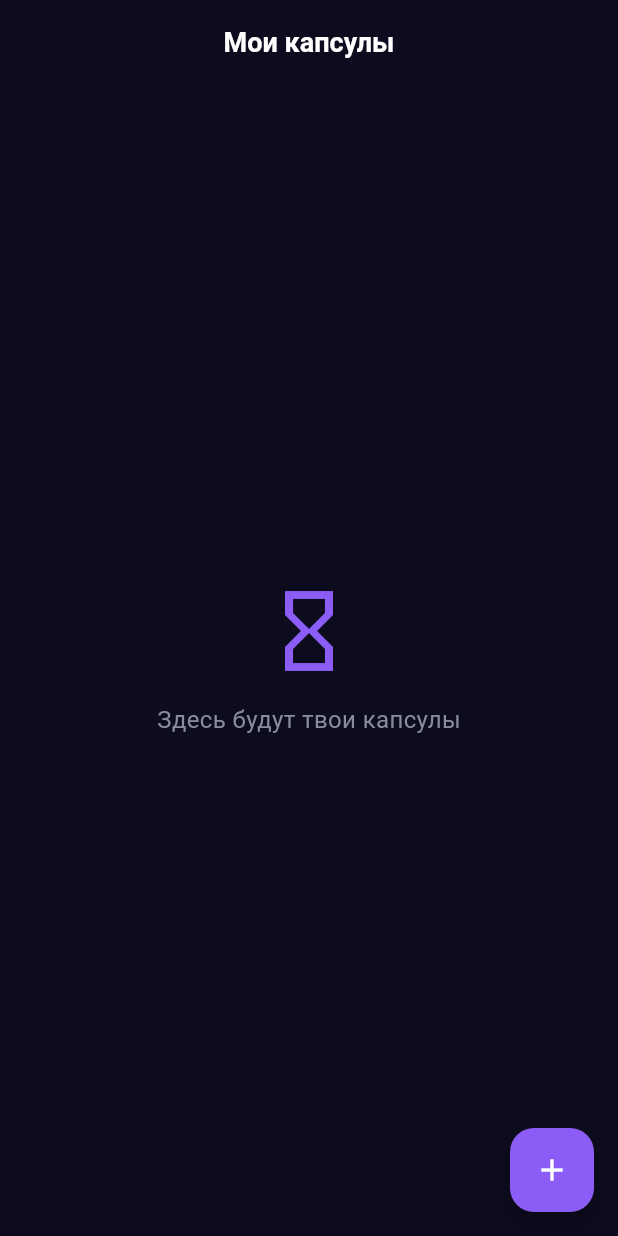
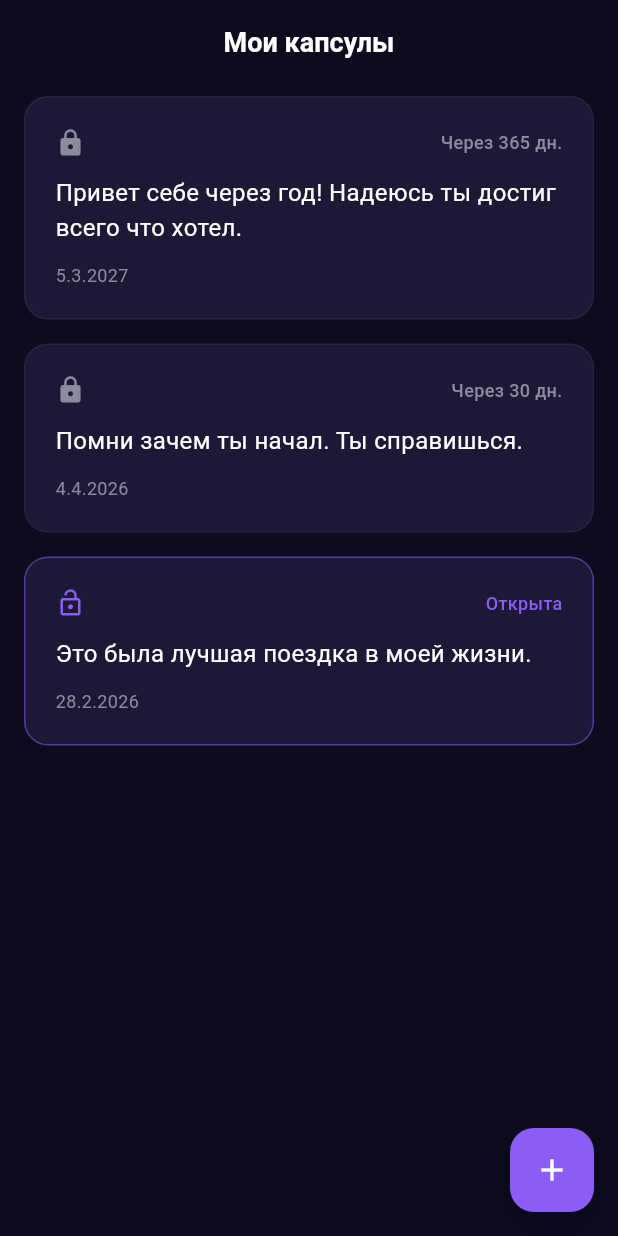
Before and after one commit to gachkovsky/capsule, a Flutter app: the screen it shows after launch, on a phone screen of 412 x 824 dp. Run offline on Flutter 3.47's test engine with Material 3 defaults, Android fonts, the phone set to English and light mode, and no system bars; our stand-ins replace flutter_riverpod, go_router.

Commit message:
feat: add capsule card widget with mock data

```diff
--- a/lib/features/capsules/presentation/capsules_screen.dart
+++ b/lib/features/capsules/presentation/capsules_screen.dart
@@ -1,39 +1,49 @@
 import 'package:flutter/material.dart';
 import 'package:flutter_riverpod/flutter_riverpod.dart';
-import '../../../core/theme/app_theme.dart';
+import 'widgets/capsule_card.dart';
 
 class CapsulesScreen extends ConsumerWidget {
   const CapsulesScreen({super.key});
 
   @override
   Widget build(BuildContext context, WidgetRef ref) {
+    // Тестовые данные пока нет Supabase
+    final capsules = [
+      {
+        'message': 'Привет себе через год! Надеюсь ты достиг всего что хотел.',
+        'openDate': DateTime.now().add(const Duration(days: 365)),
+        'isOpened': false,
+      },
+      {
+        'message': 'Помни зачем ты начал. Ты справишься.',
+        'openDate': DateTime.now().add(const Duration(days: 30)),
+        'isOpened': false,
+      },
+      {
+        'message': 'Это была лучшая поездка в моей жизни.',
+        'openDate': DateTime.now().subtract(const Duration(days: 5)),
+        'isOpened': true,
+      },
+    ];
+
     return Scaffold(
       appBar: AppBar(
         title: const Text('Мои капсулы'),
       ),
-      body: const Center(
-        child: Column(
-          mainAxisAlignment: MainAxisAlignment.center,
-          children: [
-            Icon(
-              Icons.hourglass_empty,
-              size: 64,
-              color: AppTheme.primary,
-            ),
-            SizedBox(height: 16),
-            Text(
-              'Здесь будут твои капсулы',
-              style: TextStyle(
-                color: AppTheme.textSecondary,
-                fontSize: 16,
-              ),
-            ),
-          ],
-        ),
+      body: ListView.builder(
+        itemCount: capsules.length,
+        itemBuilder: (context, index) {
+          final capsule = capsules[index];
+          return CapsuleCard(
+            message: capsule['message'] as String,
+            openDate: capsule['openDate'] as DateTime,
+            isOpened: capsule['isOpened'] as bool,
+          );
+        },
       ),
       floatingActionButton: FloatingActionButton(
         onPressed: () {},
-        backgroundColor: AppTheme.primary,
+        backgroundColor: const Color(0xFF8B5CF6),
         child: const Icon(Icons.add, color: Colors.white),
       ),
     );
--- /dev/null
+++ b/lib/features/capsules/presentation/widgets/capsule_card.dart
@@ -0,0 +1,79 @@
+import 'package:flutter/material.dart';
+import '../../../../core/theme/app_theme.dart';
+
+class CapsuleCard extends StatelessWidget {
+  final String message;
+  final DateTime openDate;
+  final bool isOpened;
+
+  const CapsuleCard({
+    super.key,
+    required this.message,
+    required this.openDate,
+    required this.isOpened,
+  });
+
+  @override
+  Widget build(BuildContext context) {
+    final daysLeft = openDate.difference(DateTime.now()).inDays;
+
+    return Container(
+      margin: const EdgeInsets.symmetric(horizontal: 16, vertical: 8),
+      padding: const EdgeInsets.all(20),
+      decoration: BoxDecoration(
+        color: AppTheme.card,
+        borderRadius: BorderRadius.circular(16),
+        border: Border.all(
+          color: isOpened
+              ? AppTheme.primary.withOpacity(0.5)
+              : Colors.white.withOpacity(0.05),
+        ),
+      ),
+      child: Column(
+        crossAxisAlignment: CrossAxisAlignment.start,
+        children: [
+          Row(
+            mainAxisAlignment: MainAxisAlignment.spaceBetween,
+            children: [
+              Icon(
+                isOpened ? Icons.lock_open : Icons.lock,
+                color: isOpened ? AppTheme.primary : AppTheme.textSecondary,
+                size: 20,
+              ),
+              Text(
+                isOpened
+                    ? 'Открыта'
+                    : daysLeft > 0
+                        ? 'Через $daysLeft дн.'
+                        : 'Готова к открытию',
+                style: TextStyle(
+                  color: isOpened ? AppTheme.primary : AppTheme.textSecondary,
+                  fontSize: 12,
+                  fontWeight: FontWeight.w500,
+                ),
+              ),
+            ],
+          ),
+          const SizedBox(height: 12),
+          Text(
+            message,
+            maxLines: 2,
+            overflow: TextOverflow.ellipsis,
+            style: const TextStyle(
+              color: AppTheme.textPrimary,
+              fontSize: 16,
+            ),
+          ),
+          const SizedBox(height: 12),
+          Text(
+            '${openDate.day}.${openDate.month}.${openDate.year}',
+            style: const TextStyle(
+              color: AppTheme.textSecondary,
+              fontSize: 12,
+            ),
+          ),
+        ],
+      ),
+    );
+  }
+}
```
